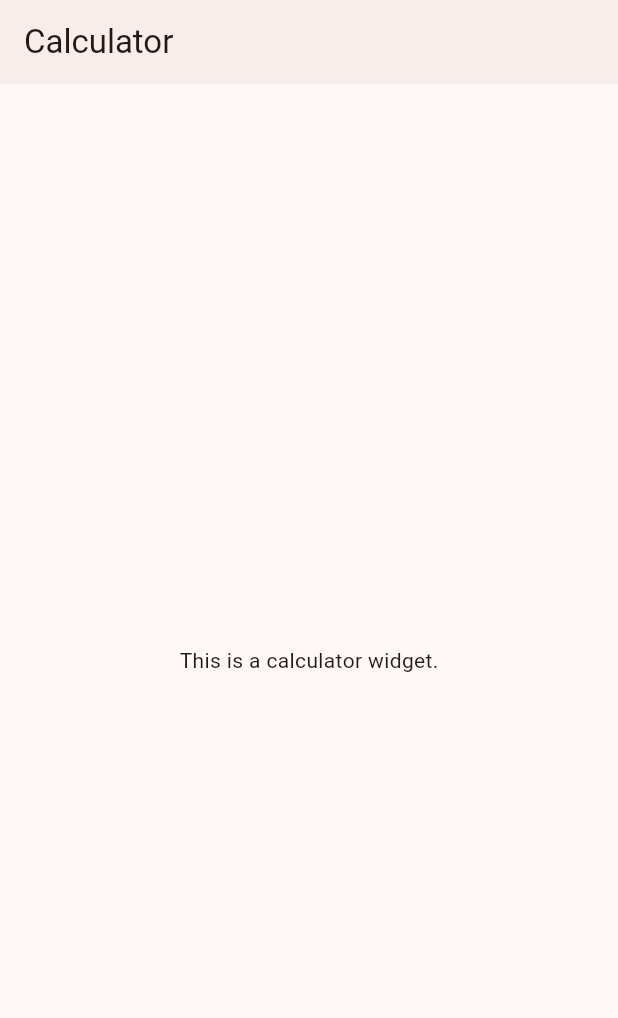
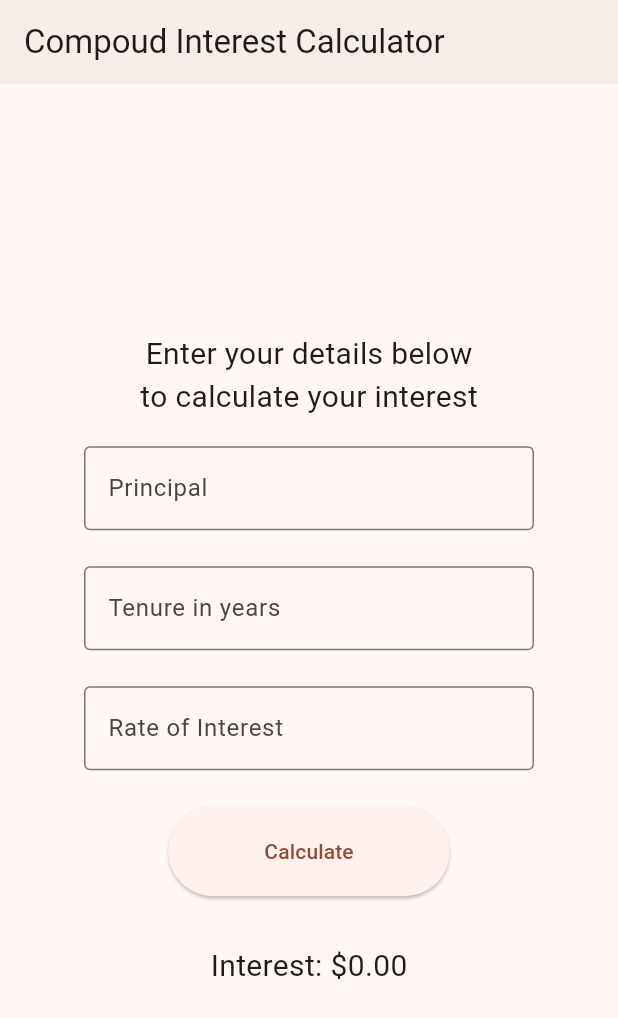
Before and after one commit to rossoskull/MDEV1005-assignment-4, a Flutter app: the CalculatorWidget screen opened by its route, on a phone screen of 412 x 824 dp. Shown: the top 1018 px of the screen. Run offline on Flutter 3.47's test engine with Material 2 defaults, Android fonts, the light colour scheme and no system bars; our stand-ins replace go_router; network calls fail.

Commit message:
functional calculator widget

```diff
--- a/lib/calculator_widget.dart
+++ b/lib/calculator_widget.dart
@@ -1,14 +1,19 @@
+import 'dart:math';
+
 import 'package:flutter/material.dart';
-import 'package:go_router/go_router.dart';
 
 class CalculatorWidget extends StatelessWidget {
-  const CalculatorWidget({Key? key}) : super(key: key);
+  CalculatorWidget({Key? key}) : super(key: key);
+  final TextEditingController principalController = TextEditingController();
+  final TextEditingController tenureController = TextEditingController();
+  final TextEditingController roiController = TextEditingController();
+  final interest = ValueNotifier<double>(0.0);
 
   @override
   Widget build(BuildContext context) {
     return Scaffold(
       appBar: AppBar(
-        title: Text('Calculator'),
+        title: Text('Compoud Interest Calculator'),
         elevation: 2,
       ),
       body: Center(
@@ -16,7 +21,123 @@ class CalculatorWidget extends StatelessWidget {
           mainAxisAlignment: MainAxisAlignment.center,
           crossAxisAlignment: CrossAxisAlignment.center,
           children: [
-            Text('This is a calculator widget.'),
+            Text(
+              'Enter your details below',
+              style: TextStyle(fontSize: 20),
+            ),
+            Text(
+              'to calculate your interest',
+              style: TextStyle(
+                fontSize: 20,
+              ),
+            ),
+            SizedBox(
+              height: 18,
+            ),
+            SizedBox(
+              width: 300,
+              child: TextFormField(
+                controller: principalController,
+                keyboardType: TextInputType.number,
+                decoration: InputDecoration(
+                  border: OutlineInputBorder(),
+                  labelText: 'Principal',
+                ),
+              ),
+            ),
+            SizedBox(
+              height: 24,
+            ),
+            SizedBox(
+              width: 300,
+              child: TextFormField(
+                controller: tenureController,
+                keyboardType: TextInputType.number,
+                decoration: InputDecoration(
+                  border: OutlineInputBorder(),
+                  labelText: 'Tenure in years',
+                ),
+              ),
+            ),
+            SizedBox(
+              height: 24,
+            ),
+            SizedBox(
+              width: 300,
+              child: TextFormField(
+                controller: roiController,
+                keyboardType: TextInputType.number,
+                decoration: InputDecoration(
+                  border: OutlineInputBorder(),
+                  labelText: 'Rate of Interest',
+                ),
+              ),
+            ),
+            SizedBox(
+              height: 24,
+            ),
+            ElevatedButton(
+              style: ButtonStyle(
+                padding: MaterialStateProperty.all(
+                  EdgeInsets.fromLTRB(
+                    64,
+                    20,
+                    64,
+                    20,
+                  ),
+                ),
+              ),
+              onPressed: () {
+                String principal = principalController.value.text;
+                String tenure = tenureController.value.text;
+                String roi = roiController.value.text;
+
+                // Perform input validation
+                if (principal.isEmpty || tenure.isEmpty || roi.isEmpty) {
+                  ScaffoldMessenger.of(context).showSnackBar(
+                    SnackBar(
+                      content: Text("Input values cannot be empty"),
+                    ),
+                  );
+                  return;
+                }
+
+                double? principalValue = double.tryParse(principal);
+                double? tenureValue = double.tryParse(tenure);
+                double? roiValue = double.tryParse(roi);
+
+                // check if input values contain only numbers
+                if (principalValue == null ||
+                    tenureValue == null ||
+                    roiValue == null) {
+                  ScaffoldMessenger.of(context).showSnackBar(
+                    SnackBar(
+                      content: Text("Input values must be numbers"),
+                    ),
+                  );
+                  return;
+                }
+
+                // calculate compound interest
+                double amount =
+                    principalValue * pow((1 + (roiValue / 100)), tenureValue);
+                double interestValue = amount - principalValue;
+                interest.value = interestValue;
+              },
+              child: Text('Calculate'),
+            ),
+            SizedBox(
+              height: 32,
+            ),
+            ValueListenableBuilder(
+              valueListenable: interest,
+              builder: (context, value, widget) {
+                return Text(
+                  'Interest: \$${interest.value.toStringAsFixed(2)}',
+                  style: TextStyle(fontSize: 20),
+                );
+              },
+            ),
           ],
         ),
       ),
--- a/lib/main.dart
+++ b/lib/main.dart
@@ -42,6 +42,7 @@ class MyApp extends StatelessWidget {
     return MaterialApp.router(
       routerConfig: _router,
       title: 'Assignment 4',
+      debugShowCheckedModeBanner: false,
       theme: ThemeData(
         useMaterial3: true,
         colorScheme: ColorScheme.fromSeed(seedColor: Colors.deepOrange),
--- a/lib/notes_widget.dart
+++ b/lib/notes_widget.dart
@@ -1,5 +1,4 @@
 import 'package:flutter/material.dart';
-import 'package:go_router/go_router.dart';
 
 class NotesWidget extends StatefulWidget {
   const NotesWidget({Key? key}) : super(key: key);
```
Also changed, not shown: flutter_01.png (deleted).
